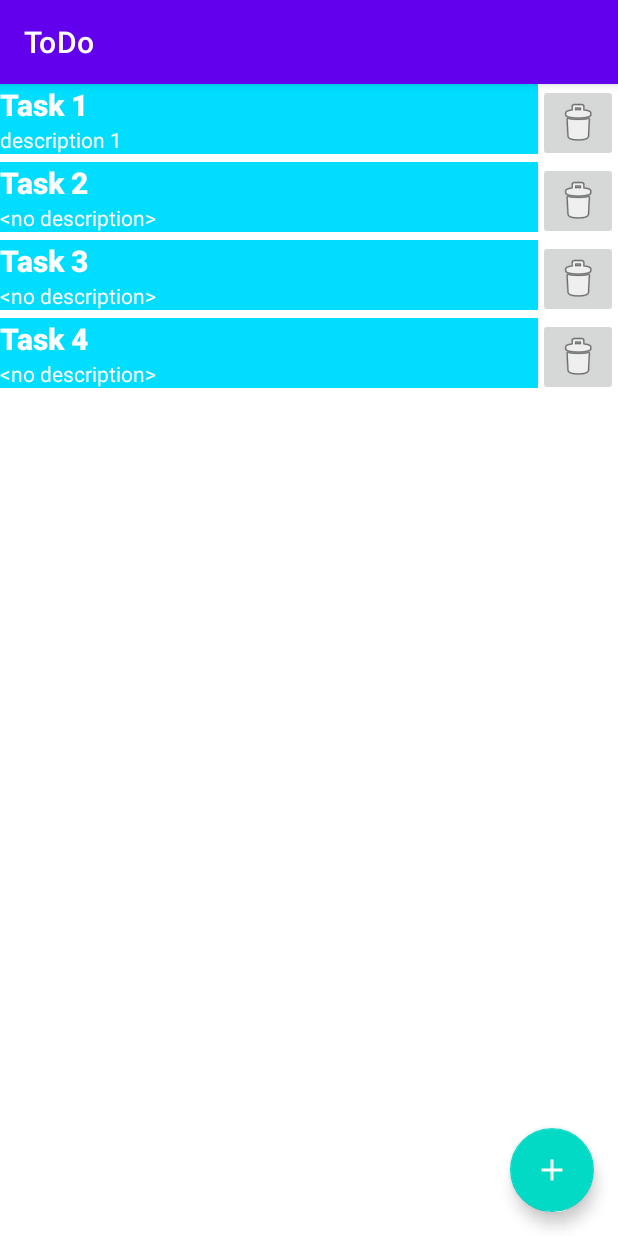
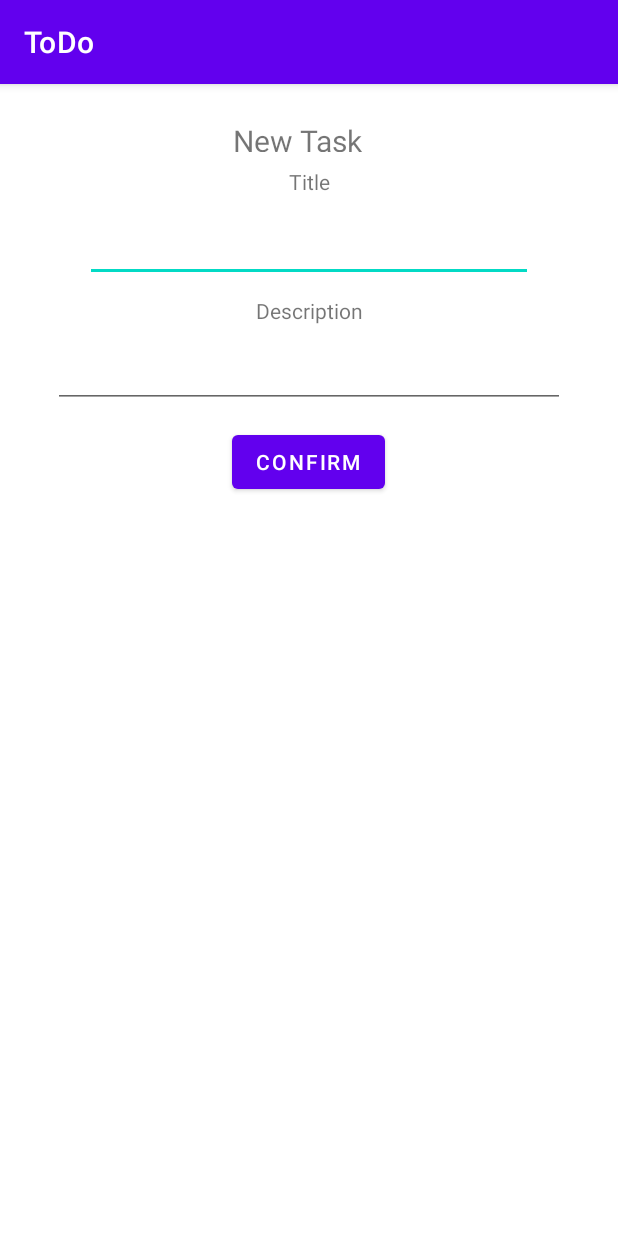
Before and after one commit to JoaoBaptMG/ToDo-DMProject, an Android app: the screen it shows after launch (MainActivity before the commit, FormActivity after it), after a tap on "Add Task", on a phone screen of 412 x 824 dp. Run offline under Robolectric (Android 15) with nearby library versions, the phone set to English and light mode, and no system bars.

Commit message:
Add add task form

```diff
--- a/app/src/main/AndroidManifest.xml
+++ b/app/src/main/AndroidManifest.xml
@@ -8,7 +8,11 @@
         android:label="@string/app_name"
         android:roundIcon="@mipmap/ic_launcher_round"
         android:supportsRtl="true"
-        android:theme="@style/Theme.ToDo">
+        android:theme="@style/Theme.ToDo"
+        android:fullBackupOnly="true">
+        <activity
+            android:name=".form.FormActivity"
+            android:exported="false" />
         <activity
             android:name=".MainActivity"
             android:exported="true">
--- /dev/null
+++ b/app/src/main/java/com/joaobapt/todo/form/FormActivity.kt
@@ -0,0 +1,26 @@
+package com.joaobapt.todo.form
+
+import androidx.appcompat.app.AppCompatActivity
+import android.os.Bundle
+import com.joaobapt.todo.R
+import com.joaobapt.todo.databinding.ActivityFormBinding
+import com.joaobapt.todo.tasklist.Task
+import java.util.*
+
+class FormActivity : AppCompatActivity() {
+    override fun onCreate(savedInstanceState: Bundle?) {
+        super.onCreate(savedInstanceState)
+        val binding = ActivityFormBinding.inflate(layoutInflater)
+        setContentView(binding.root)
+
+        binding.confirmButton.setOnClickListener {
+            val newTask = Task(id = UUID.randomUUID().toString(),
+                title = binding.taskEditTitle.text.toString(),
+                description = binding.taskEditDescription.text.toString())
+
+            intent.putExtra("task", newTask)
+            setResult(RESULT_OK, intent)
+            finish()
+        }
+    }
+}
--- a/app/src/main/java/com/joaobapt/todo/tasklist/Task.kt
+++ b/app/src/main/java/com/joaobapt/todo/tasklist/Task.kt
@@ -1,9 +1,10 @@
 package com.joaobapt.todo.tasklist
 
 import androidx.recyclerview.widget.DiffUtil
+import java.io.Serializable
 
 data class Task(val id: String, val title: String,
-                val description: String = "<no description>")
+                val description: String = "<no description>") : Serializable
 
 object TasksDiffCallback : DiffUtil.ItemCallback<Task>() {
     override fun areItemsTheSame(oldItem: Task, newItem: Task) = oldItem == newItem
--- a/app/src/main/java/com/joaobapt/todo/tasklist/TaskListFragment.kt
+++ b/app/src/main/java/com/joaobapt/todo/tasklist/TaskListFragment.kt
@@ -1,20 +1,31 @@
 package com.joaobapt.todo.tasklist
 
+import android.content.Intent
 import android.os.Bundle
 import android.view.LayoutInflater
 import android.view.View
 import android.view.ViewGroup
+import androidx.activity.result.contract.ActivityResultContracts
 import androidx.fragment.app.Fragment
 import androidx.recyclerview.widget.LinearLayoutManager
-import androidx.recyclerview.widget.RecyclerView
-import com.google.android.material.floatingactionbutton.FloatingActionButton
-import com.joaobapt.todo.R
 import com.joaobapt.todo.databinding.FragmentTaskListBinding
+import com.joaobapt.todo.form.FormActivity
 import java.util.*
 
 class TaskListFragment : Fragment() {
     private var _binding: FragmentTaskListBinding? = null
     private val binding get() = _binding!!
+
+    private lateinit var taskListAdapter: TaskListAdapter
+
+    val formLauncher = registerForActivityResult(
+        ActivityResultContracts.StartActivityForResult()) { result ->
+        val task = result.data?.getSerializableExtra("task") as? Task
+        if (task != null) {
+            taskList = taskList + task
+            taskListAdapter.submitList(taskList)
+        }
+    }
 
     override fun onCreateView(inflater: LayoutInflater, container: ViewGroup?,
                               savedInstanceState: Bundle?): View {
@@ -23,7 +34,8 @@ class TaskListFragment : Fragment() {
     }
 
     override fun onViewCreated(view: View, savedInstanceState: Bundle?) {
-        val taskListAdapter = TaskListAdapter()
+        taskListAdapter = TaskListAdapter()
+
         binding.taskListRecyclerView.apply {
             layoutManager = LinearLayoutManager(context)
             adapter = taskListAdapter
@@ -31,9 +43,7 @@ class TaskListFragment : Fragment() {
         taskListAdapter.submitList(taskList)
 
         binding.taskListFab.setOnClickListener {
-            taskList = taskList + Task(id = UUID.randomUUID().toString(),
-                                       title = "Task ${taskList.size + 1}")
-            taskListAdapter.submitList(taskList)
+            formLauncher.launch(Intent(context, FormActivity::class.java))
         }
 
         taskListAdapter.onClickDelete = { task ->
@@ -47,9 +57,5 @@ class TaskListFragment : Fragment() {
         _binding = null
     }
 
-    private var taskList = listOf(
-        Task(id = "id_1", title = "Task 1", description = "description 1"),
-        Task(id = "id_2", title = "Task 2"),
-        Task(id = "id_3", title = "Task 3")
-    )
+    private var taskList = listOf<Task>()
 }
--- /dev/null
+++ b/app/src/main/res/layout/activity_form.xml
@@ -0,0 +1,77 @@
+<?xml version="1.0" encoding="utf-8"?>
+<androidx.constraintlayout.widget.ConstraintLayout xmlns:android="http://schemas.android.com/apk/res/android"
+    xmlns:app="http://schemas.android.com/apk/res-auto"
+    xmlns:tools="http://schemas.android.com/tools"
+    android:layout_width="match_parent"
+    android:layout_height="match_parent"
+    tools:context=".form.FormActivity">
+
+    <EditText
+        android:id="@+id/task_edit_title"
+        android:layout_width="wrap_content"
+        android:layout_height="wrap_content"
+        android:layout_marginTop="84dp"
+        android:ems="14"
+        android:importantForAutofill="no"
+        android:inputType="textPersonName"
+        android:minHeight="48dp"
+        app:layout_constraintEnd_toEndOf="parent"
+        app:layout_constraintStart_toStartOf="parent"
+        app:layout_constraintTop_toTopOf="parent"
+        tools:ignore="SpeakableTextPresentCheck" />
+
+    <EditText
+        android:id="@+id/task_edit_description"
+        android:layout_width="wrap_content"
+        android:layout_height="wrap_content"
+        android:layout_marginTop="168dp"
+        android:ems="16"
+        android:importantForAutofill="no"
+        android:inputType="textPersonName"
+        android:minHeight="48dp"
+        app:layout_constraintEnd_toEndOf="parent"
+        app:layout_constraintStart_toStartOf="parent"
+        app:layout_constraintTop_toTopOf="parent"
+        tools:ignore="SpeakableTextPresentCheck" />
+
+    <TextView
+        android:layout_width="101dp"
+        android:layout_height="21dp"
+        android:layout_marginTop="24dp"
+        android:text="@string/new_task"
+        android:textSize="20sp"
+        app:layout_constraintEnd_toEndOf="parent"
+        app:layout_constraintStart_toStartOf="parent"
+        app:layout_constraintTop_toTopOf="parent" />
+
+    <Button
+        android:id="@+id/confirm_button"
+        android:layout_width="wrap_content"
+        android:layout_height="wrap_content"
+        android:layout_marginTop="228dp"
+        android:text="@string/task_form_confirm"
+        app:layout_constraintEnd_toEndOf="parent"
+        app:layout_constraintHorizontal_bias="0.498"
+        app:layout_constraintStart_toStartOf="parent"
+        app:layout_constraintTop_toTopOf="parent" />
+
+    <TextView
+        android:layout_width="wrap_content"
+        android:layout_height="wrap_content"
+        android:layout_marginBottom="9dp"
+        android:labelFor="@id/task_edit_title"
+        android:text="@string/task_title_label"
+        app:layout_constraintBottom_toTopOf="@+id/task_edit_title"
+        app:layout_constraintEnd_toEndOf="parent"
+        app:layout_constraintStart_toStartOf="parent" />
+
+    <TextView
+        android:layout_width="wrap_content"
+        android:layout_height="wrap_content"
+        android:layout_marginBottom="7dp"
+        android:labelFor="@id/task_edit_description"
+        android:text="@string/task_title_description"
+        app:layout_constraintBottom_toTopOf="@+id/task_edit_description"
+        app:layout_constraintEnd_toEndOf="parent"
+        app:layout_constraintStart_toStartOf="parent" />
+</androidx.constraintlayout.widget.ConstraintLayout>
--- a/app/src/main/res/values/strings.xml
+++ b/app/src/main/res/values/strings.xml
@@ -2,4 +2,8 @@
     <string name="app_name">ToDo</string>
     <string name="add_task">Add Task</string>
     <string name="remove_task">Remove Task</string>
+    <string name="new_task">New Task</string>
+    <string name="task_title_label">Title</string>
+    <string name="task_title_description">Description</string>
+    <string name="task_form_confirm">Confirm</string>
 </resources>
```
